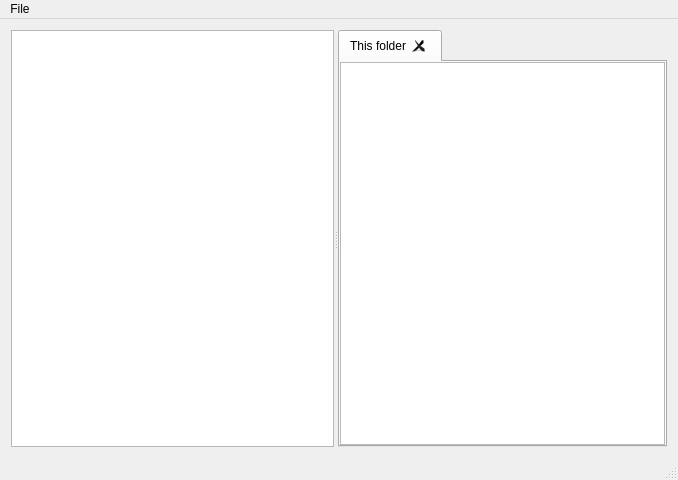
First picture: the form in mainwindow.ui, repository onto/effy, before the edit.
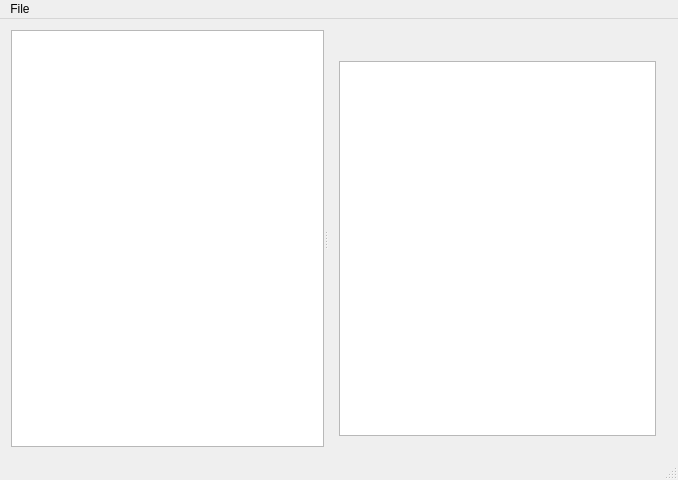
Second picture: the form after the edit.

```diff
--- a/mainwindow.ui
+++ b/mainwindow.ui
@@ -26,91 +26,41 @@
      <verstretch>0</verstretch>
     </sizepolicy>
    </property>
-   <layout class="QHBoxLayout" name="horizontalLayout_2">
+   <layout class="QVBoxLayout" name="verticalLayout_2">
     <item>
-     <layout class="QHBoxLayout" name="horizontalLayout">
-      <property name="spacing">
-       <number>0</number>
+     <widget class="QSplitter" name="splitter">
+      <property name="orientation">
+       <enum>Qt::Horizontal</enum>
       </property>
-      <item>
-       <widget class="QSplitter" name="splitter">
-        <property name="orientation">
-         <enum>Qt::Horizontal</enum>
-        </property>
-        <property name="opaqueResize">
-         <bool>true</bool>
-        </property>
-        <widget class="QTreeView" name="treeView">
-         <property name="sizePolicy">
-          <sizepolicy hsizetype="Expanding" vsizetype="Expanding">
-           <horstretch>0</horstretch>
-           <verstretch>0</verstretch>
-          </sizepolicy>
-         </property>
-         <property name="minimumSize">
-          <size>
-           <width>0</width>
-           <height>0</height>
-          </size>
-         </property>
-         <property name="maximumSize">
-          <size>
-           <width>16777215</width>
-           <height>16777215</height>
-          </size>
-         </property>
-         <property name="tabKeyNavigation">
-          <bool>true</bool>
-         </property>
-         <property name="alternatingRowColors">
-          <bool>true</bool>
-         </property>
-         <property name="horizontalScrollMode">
-          <enum>QAbstractItemView::ScrollPerItem</enum>
-         </property>
-         <property name="sortingEnabled">
-          <bool>true</bool>
-         </property>
-         <property name="animated">
-          <bool>true</bool>
-         </property>
-         <property name="allColumnsShowFocus">
-          <bool>false</bool>
-         </property>
-         <property name="headerHidden">
-          <bool>true</bool>
-         </property>
-         <attribute name="headerVisible">
-          <bool>false</bool>
-         </attribute>
-        </widget>
-        <widget class="QTabWidget" name="tabWidget">
-         <property name="tabPosition">
-          <enum>QTabWidget::North</enum>
-         </property>
-         <property name="currentIndex">
-          <number>0</number>
-         </property>
-         <property name="tabsClosable">
-          <bool>true</bool>
-         </property>
-         <widget class="QWidget" name="tab">
-          <attribute name="title">
-           <string>This folder</string>
+      <widget class="QTreeView" name="treeView"/>
+      <widget class="QWidget" name="layoutWidget">
+       <layout class="QVBoxLayout" name="verticalLayout">
+        <item>
+         <widget class="QLabel" name="label">
+          <property name="text">
+           <string/>
+          </property>
+         </widget>
+        </item>
+        <item>
+         <widget class="QTableWidget" name="tableWidget">
+          <property name="gridStyle">
+           <enum>Qt::NoPen</enum>
+          </property>
+          <property name="wordWrap">
+           <bool>false</bool>
+          </property>
+          <attribute name="horizontalHeaderVisible">
+           <bool>false</bool>
           </attribute>
-          <layout class="QVBoxLayout" name="verticalLayout">
-           <property name="margin">
-            <number>0</number>
-           </property>
-           <item>
-            <widget class="QTableView" name="tableView"/>
-           </item>
-          </layout>
+          <attribute name="verticalHeaderVisible">
+           <bool>false</bool>
+          </attribute>
          </widget>
-        </widget>
-       </widget>
-      </item>
-     </layout>
+        </item>
+       </layout>
+      </widget>
+     </widget>
     </item>
    </layout>
   </widget>
```
